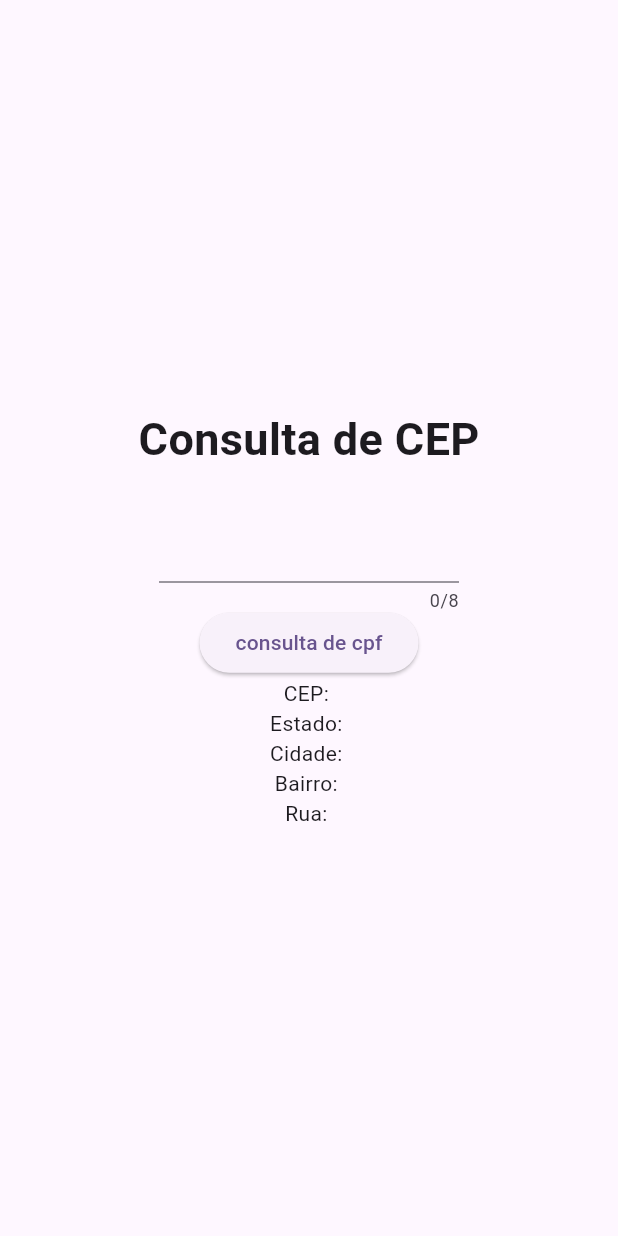
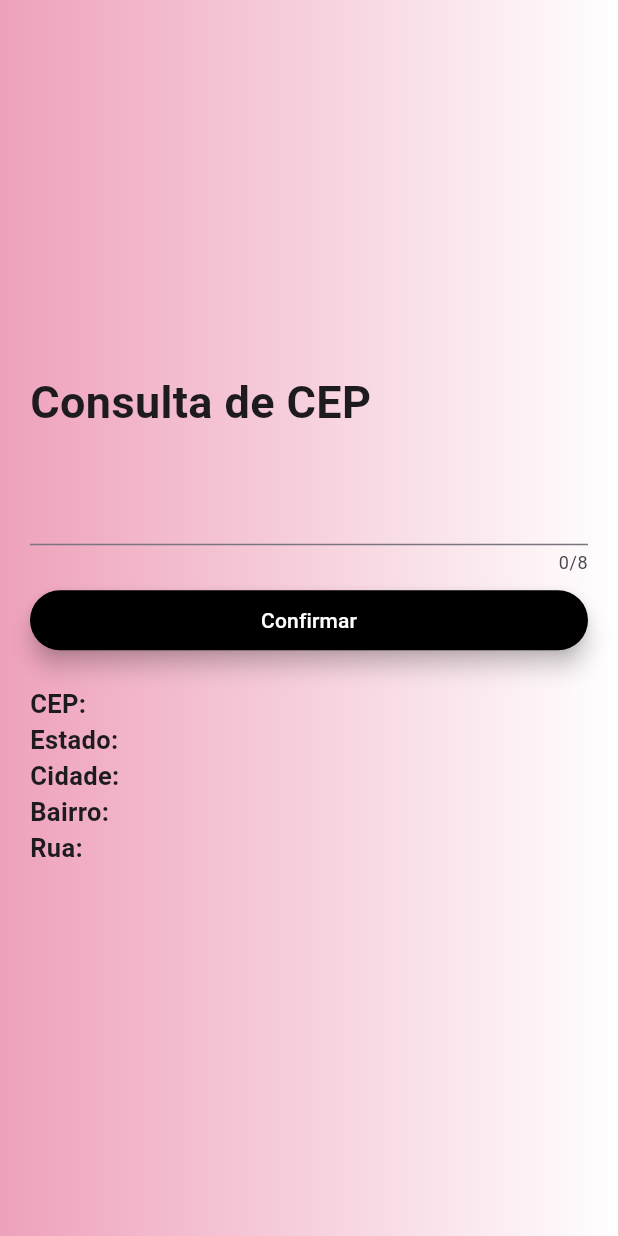
Before and after one commit to CaioReis29/consulta-cep, a Flutter app: the screen it shows after launch, on a phone screen of 412 x 824 dp. Run offline on Flutter 3.47's test engine with Material 2 defaults, Android fonts, the phone set to English and light mode, and no system bars; our stand-ins replace dio.

Commit message:
style: add style form

```diff
--- a/lib/consulta_cep.dart
+++ b/lib/consulta_cep.dart
@@ -22,9 +22,19 @@ class _ConsultaCepState extends State<ConsultaCep> {
   @override
   Widget build(BuildContext context) {
     return Scaffold(
-      body: Center(
+      body: Container(
+        decoration: const BoxDecoration(
+          gradient: LinearGradient(colors: [
+            Color.fromARGB(255, 238, 161, 187),
+            Colors.white,
+          ]),
+        ),
+        child: Center(
+          child: Padding(
+            padding: const EdgeInsets.symmetric(horizontal: 20),
             child: Column(
               mainAxisAlignment: MainAxisAlignment.center,
+              crossAxisAlignment: CrossAxisAlignment.stretch,
               children: [
                 const Text(
                   "Consulta de CEP",
@@ -42,7 +52,14 @@ class _ConsultaCepState extends State<ConsultaCep> {
                     keyboardType: TextInputType.number,
                   ),
                 ),
+                const SizedBox(
+                  height: 10,
+                ),
                 ElevatedButton(
+                  style: ElevatedButton.styleFrom(
+                    elevation: 6,
+                    backgroundColor: Colors.black,
+                  ),
                   onPressed: () async {
                     final infos = await service.getCep(
                       cepController.text,
@@ -55,26 +72,52 @@ class _ConsultaCepState extends State<ConsultaCep> {
                       rua = infos.street!;
                     });
                   }, // chamando a função após clicar
-              child: const Text("consulta de cpf"),
+                  child: const Text(
+                    "Confirmar",
+                    style: TextStyle(color: Colors.white),
+                  ),
+                ),
+                const SizedBox(
+                  height: 20,
                 ),
                 Text(
                   "CEP: $cep",
-              textAlign: TextAlign.left,
+                  style: const TextStyle(
+                    fontSize: 17,
+                    fontWeight: FontWeight.bold,
+                  ),
                 ),
                 Text(
                   "Estado: $estado",
-              textAlign: TextAlign.left,
+                  style: const TextStyle(
+                    fontSize: 17,
+                    fontWeight: FontWeight.bold,
+                  ),
                 ),
                 Text(
                   "Cidade: $cidade",
-              textAlign: TextAlign.left,
+                  style: const TextStyle(
+                    fontSize: 17,
+                    fontWeight: FontWeight.bold,
+                  ),
                 ),
                 Text(
                   "Bairro: $bairro",
-              textAlign: TextAlign.left,
+                  style: const TextStyle(
+                    fontSize: 17,
+                    fontWeight: FontWeight.bold,
                   ),
-            Text("Rua: $rua"),
+                ),
+                Text(
+                  "Rua: $rua",
+                  style: const TextStyle(
+                    fontSize: 17,
+                    fontWeight: FontWeight.bold,
+                  ),
+                ),
               ],
+            ),
+          ),
         ),
       ),
     );
--- a/lib/main.dart
+++ b/lib/main.dart
@@ -12,6 +12,7 @@ class MyApp extends StatelessWidget {
   Widget build(BuildContext context) {
     return MaterialApp(
       title: 'Flutter Demo',
+      debugShowCheckedModeBanner: false,
       theme: ThemeData(
         colorScheme: ColorScheme.fromSeed(seedColor: Colors.deepPurple),
         useMaterial3: true,
```
Lines whose indentation alone changed are shown as unchanged.
